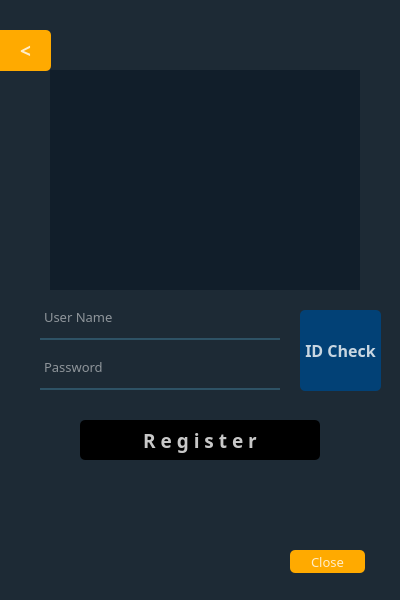
The window that ui/register.ui (cach007/face_findeer) describes before a commit, drawn with Qt 5.
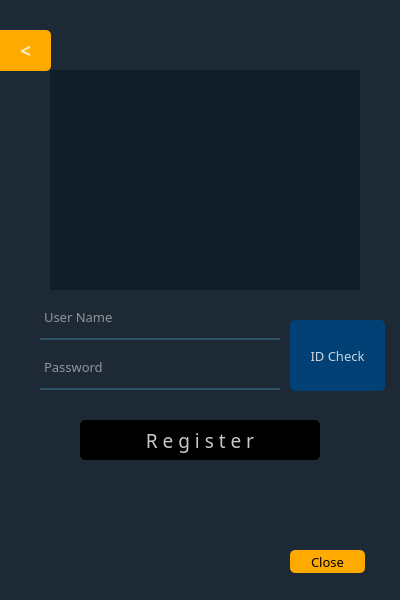
The same window after the commit. Icons and pictures are not drawn.

```diff
--- a/ui/register.ui
+++ b/ui/register.ui
@@ -104,10 +104,10 @@
     </property>
     <property name="font">
      <font>
-      <family>Agency FB</family>
+      <family>Arial Rounded MT Bold</family>
       <pointsize>14</pointsize>
-      <weight>75</weight>
-      <bold>true</bold>
+      <weight>50</weight>
+      <bold>false</bold>
      </font>
     </property>
     <property name="styleSheet">
@@ -143,10 +143,16 @@
       <height>23</height>
      </rect>
     </property>
+    <property name="font">
+     <font>
+      <family>Arial Rounded MT Bold</family>
+      <pointsize>10</pointsize>
+     </font>
+    </property>
     <property name="styleSheet">
      <string notr="true">QPushButton#pushButton_3{
 background-color:rgb(255, 170, 0);
-color:rgba(255, 255, 255, 200);
+	color: rgb(0, 0, 0);
 border-radius:5px;
 }
 QPushButton#pushButton_3:pressed{
@@ -207,18 +213,18 @@
     </property>
     <property name="geometry">
      <rect>
-      <x>300</x>
-      <y>310</y>
-      <width>81</width>
-      <height>81</height>
+      <x>290</x>
+      <y>320</y>
+      <width>95</width>
+      <height>71</height>
      </rect>
     </property>
     <property name="font">
      <font>
-      <family>Agency FB</family>
-      <pointsize>12</pointsize>
-      <weight>75</weight>
-      <bold>true</bold>
+      <family>Arial Rounded MT Bold</family>
+      <pointsize>10</pointsize>
+      <weight>50</weight>
+      <bold>false</bold>
      </font>
     </property>
     <property name="styleSheet">
```
